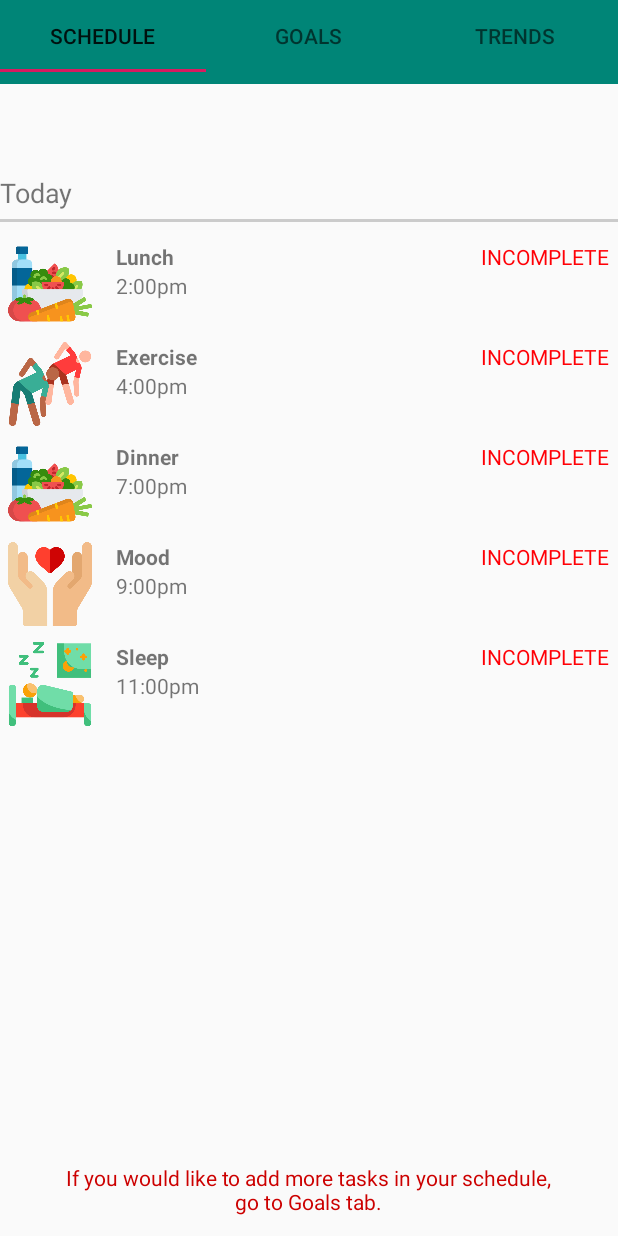
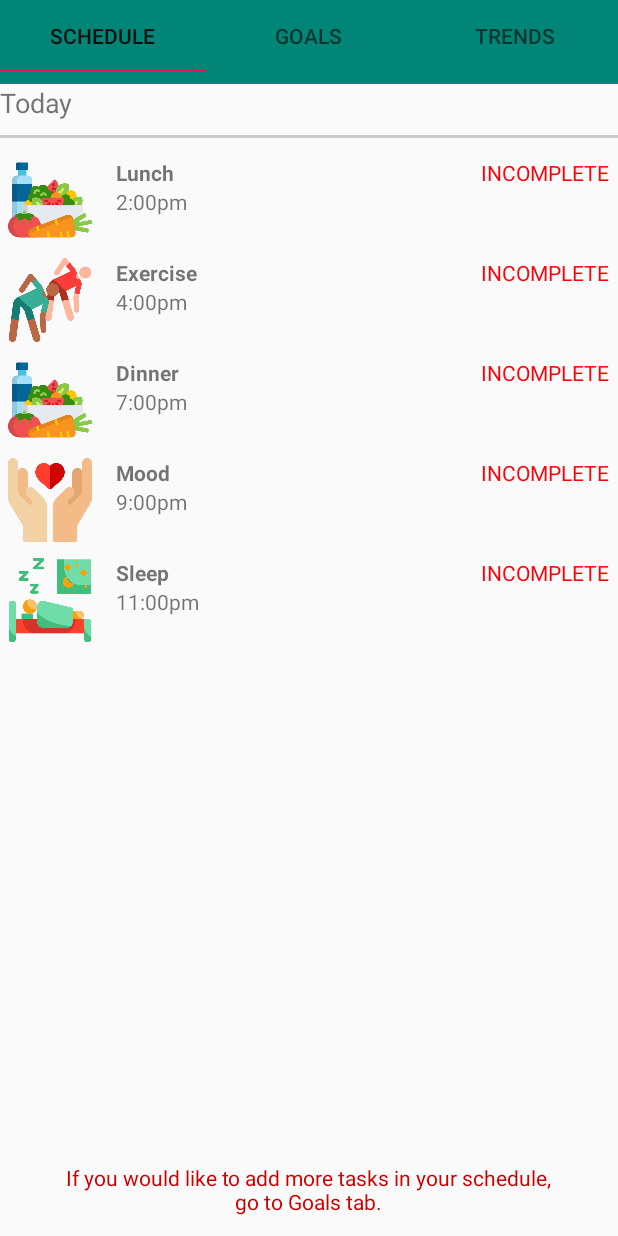
Before and after one commit to mskopic/HealthApp_test, an Android app: the ScheduleTab screen opened directly, with no data from a screen before it, on a phone screen of 412 x 824 dp. Run offline under Robolectric (Android 15) with nearby library versions, the phone set to English and light mode, and no system bars.

Commit message:
fixed spacing issues

```diff
--- a/app/src/main/res/layout/fragment_goals_tab.xml
+++ b/app/src/main/res/layout/fragment_goals_tab.xml
@@ -26,7 +26,6 @@
         android:layout_alignParentBottom="true"
         android:layout_marginStart="16dp"
         android:layout_marginLeft="16dp"
-        android:layout_marginTop="74dp"
         android:layout_marginEnd="22dp"
         android:layout_marginRight="16dp"
         android:layout_marginBottom="32dp"
--- a/app/src/main/res/layout/fragment_schedule_tab.xml
+++ b/app/src/main/res/layout/fragment_schedule_tab.xml
@@ -12,14 +12,13 @@
         android:layout_height="wrap_content"
         android:layout_gravity="center"
         android:text="Today"
-        android:textSize="18sp"
-        android:layout_marginTop="60dp"/>
+        android:textSize="18sp"/>
 
     <View
         android:layout_width="match_parent"
         android:layout_height="2dp"
         android:background="#cbcbcb"
-        android:layout_marginTop="90dp"/>
+        android:layout_marginTop="34dp"/>
 
     <android.support.v7.widget.RecyclerView
         android:id="@+id/recyclerView"
@@ -27,7 +26,7 @@
         android:layout_height="336dp"
         android:layout_alignParentTop="true"
         android:layout_alignParentBottom="true"
-        android:layout_marginTop="100dp"
+        android:layout_marginTop="44dp"
         android:layout_marginBottom="223dp"></android.support.v7.widget.RecyclerView>
 
     <android.support.v7.widget.RecyclerView
@@ -36,33 +35,37 @@
         android:layout_height="100dp"
         android:layout_alignParentStart="true"
         android:layout_alignParentLeft="true"
+        android:layout_alignParentTop="true"
         android:layout_alignParentEnd="true"
         android:layout_alignParentRight="true"
         android:layout_alignParentBottom="true"
         android:layout_marginStart="0dp"
         android:layout_marginLeft="0dp"
-        android:layout_marginTop="440dp"
+        android:layout_marginTop="481dp"
         android:layout_marginEnd="0dp"
         android:layout_marginRight="0dp"
-        android:layout_marginBottom="72dp"
-        android:visibility="invisible"
-        />
+        android:layout_marginBottom="77dp"
+        android:visibility="invisible" />
 
     <TextView
         android:id="@+id/future_textview"
         android:layout_width="wrap_content"
         android:layout_height="wrap_content"
-        android:layout_marginTop="460dp"
-        android:visibility="invisible"
-        android:text="May 24, 2019" />
+        android:layout_alignParentTop="true"
+        android:layout_alignParentBottom="true"
+        android:layout_marginTop="439dp"
+        android:layout_marginBottom="201dp"
+        android:text="May 24, 2019"
+        android:visibility="invisible" />
 
     <View
         android:id="@+id/future_view"
         android:layout_width="match_parent"
         android:layout_height="2dp"
-        android:layout_marginTop="480dp"
-        android:visibility="invisible"
-        android:background="#cbcbcb" />
+        android:layout_alignParentTop="true"
+        android:layout_marginTop="475dp"
+        android:background="#cbcbcb"
+        android:visibility="invisible" />
 
     <TextView
         android:id="@+id/textView15"
```
Also changed, not shown: app/src/main/res/layout/fragment_trends_tab.xml (+8 -8 lines).
